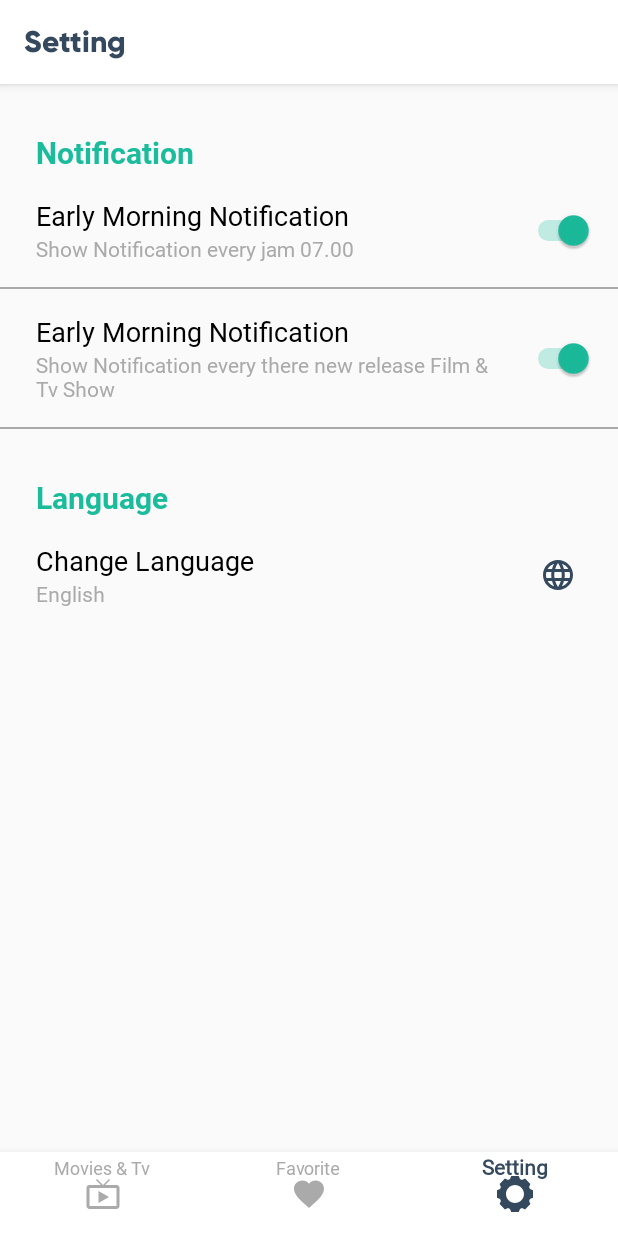
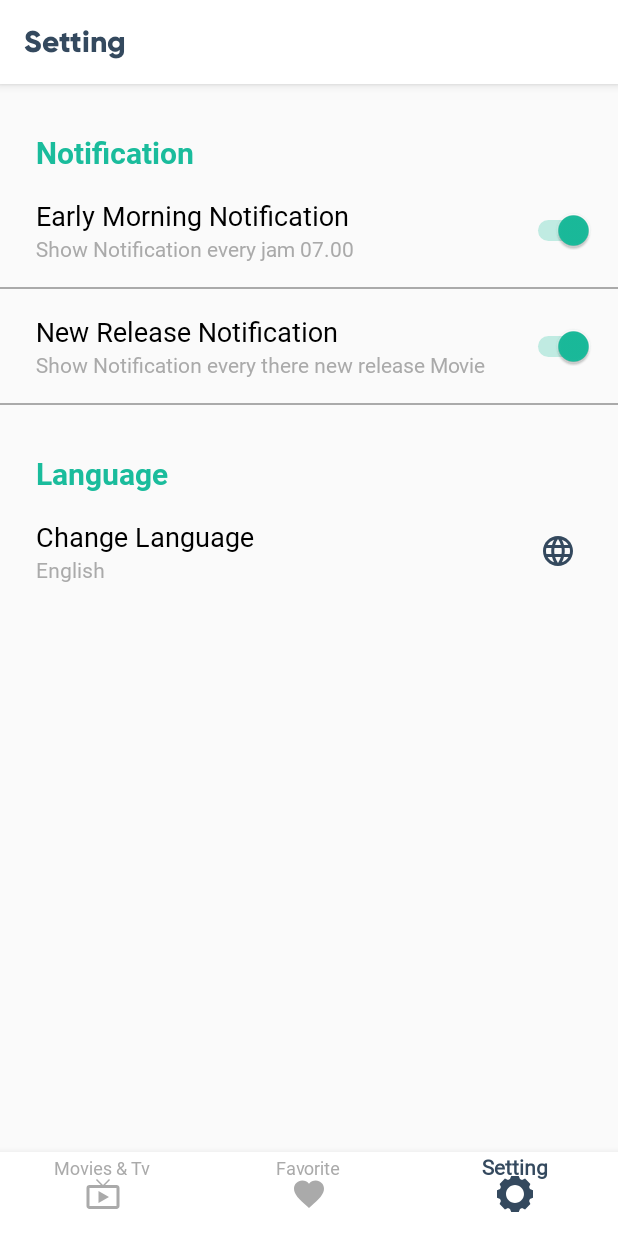
Before and after one commit to hattamaulana/FELM, an Android app: the screen it shows after launch (MainActivity), item 3 of the bottom bar chosen, on a phone screen of 412 x 824 dp. Run offline under Robolectric (Android 15) with nearby library versions, the phone set to English and light mode, and no system bars; our stand-ins replace Room's generated code, navigation-ui; libraries missing offline, so code that uses them is left out: com.androidnetworking, com.androidnetworking.common, com.androidnetworking.error, com.androidnetworking.interfaces; pictures from the network do not load; 3 statements that could not run were skipped.

Commit message:
[Apps] Revisi

```diff
--- a/app/src/main/java/com/github/hattamaulana/moviecatalogue/data/api/MovieDbRepository.kt
+++ b/app/src/main/java/com/github/hattamaulana/moviecatalogue/data/api/MovieDbRepository.kt
@@ -35,9 +35,8 @@ class MovieDbRepository(private val context: Context) : JSONObjectRequestListene
         discoverCallback = callback
 
         val query = mapOf(
-            "sort_by" to "primary_release_date.asc",
             "primary_release_date.gte" to date,
-            "release_date.lte" to date,
+            "primary_release_date.lte" to date,
             "page" to page
         )
 
@@ -118,7 +117,8 @@ class MovieDbRepository(private val context: Context) : JSONObjectRequestListene
         queryParams?.forEach { get.addQueryParameter(it.key, it.value) }
 
         return get.build().apply {
-            Log.d(TAG, "search: $requestBody")
+            Log.d(TAG, "request: ${getUrl()}")
+            Log.d(TAG, "request: $requestBody")
             getAsJSONObject(this@MovieDbRepository)
         }
     }
@@ -130,9 +130,6 @@ class MovieDbRepository(private val context: Context) : JSONObjectRequestListene
                     val totalPage = res.getInt("total_pages")
                     val array = res.getJSONArray("results")
                     val listData = MovieDbFactory.data(array, tag)
-
-                    Log.d(TAG, "onResponse: totalPage: $totalPage")
-                    Log.d(TAG, "onResponse: listData: ${listData.size}")
 
                     discoverCallback(listData, totalPage)
                 }
--- a/app/src/main/java/com/github/hattamaulana/moviecatalogue/ui/search/SearchFragment.kt
+++ b/app/src/main/java/com/github/hattamaulana/moviecatalogue/ui/search/SearchFragment.kt
@@ -2,7 +2,9 @@ package com.github.hattamaulana.moviecatalogue.ui.search
 
 import android.content.Context
 import android.os.Bundle
-import android.view.*
+import android.view.LayoutInflater
+import android.view.View
+import android.view.ViewGroup
 import androidx.appcompat.app.AlertDialog
 import androidx.fragment.app.Fragment
 import androidx.appcompat.widget.SearchView
--- a/app/src/main/res/layout/fragment_setting.xml
+++ b/app/src/main/res/layout/fragment_setting.xml
@@ -86,7 +86,7 @@
         android:layout_marginStart="24dp"
         android:layout_marginTop="16dp"
         android:layout_marginEnd="16dp"
-        android:text="@string/title_early_morning"
+        android:text="@string/title_new_release"
         android:textColor="@android:color/primary_text_light"
         android:textSize="18sp"
         android:fontFamily="@font/roboto_regular"
--- a/app/src/main/res/values/strings.xml
+++ b/app/src/main/res/values/strings.xml
@@ -47,15 +47,15 @@
 
     <!-- Notification Preferences -->
     <string name="title_early_morning">Early Morning Notification</string>
-    <string name="title_new_release">Film &amp; Tv Show New Release</string>
+    <string name="title_new_release">New Release Notification</string>
 
     <!-- Summary On -->
     <string name="summary_on_early_morning">Show Notification every jam 07.00</string>
-    <string name="summary_on_new_release">Show Notification every there new release Film &amp; Tv Show</string>
+    <string name="summary_on_new_release">Show Notification every there new release Movie</string>
 
     <!-- Summary Off-->
     <string name="summary_off_early_morning">Hidden Notification every jam 07.00</string>
-    <string name="summary_off_new_release">Hidden Notification every there new release Film &amp; Tv Show</string>
+    <string name="summary_off_new_release">Hidden Notification every there new release Movie</string>
 
     <!-- Title Notification -->
     <string-array name="title_notification">
@@ -67,7 +67,7 @@
     <string-array name="message_notification">
         <item>Let\'s review some of your favorite movies or TV series.</item>
         <item>
-            There is a new release. Do not forget what films and TV series have just been released
+            See Some Movies Released Today
         </item>
     </string-array>
 
```
Also changed, not shown: app/src/main/java/com/github/hattamaulana/moviecatalogue/receiver/ReminderReceiver.kt (+36 -7 lines), 1 other file.
